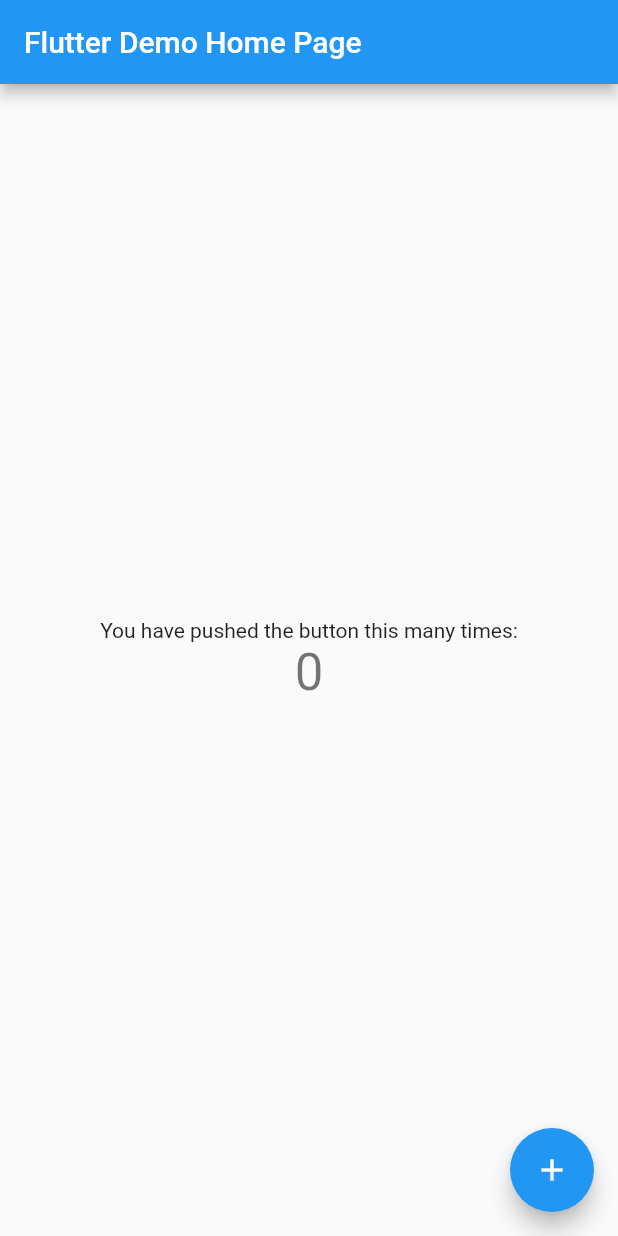
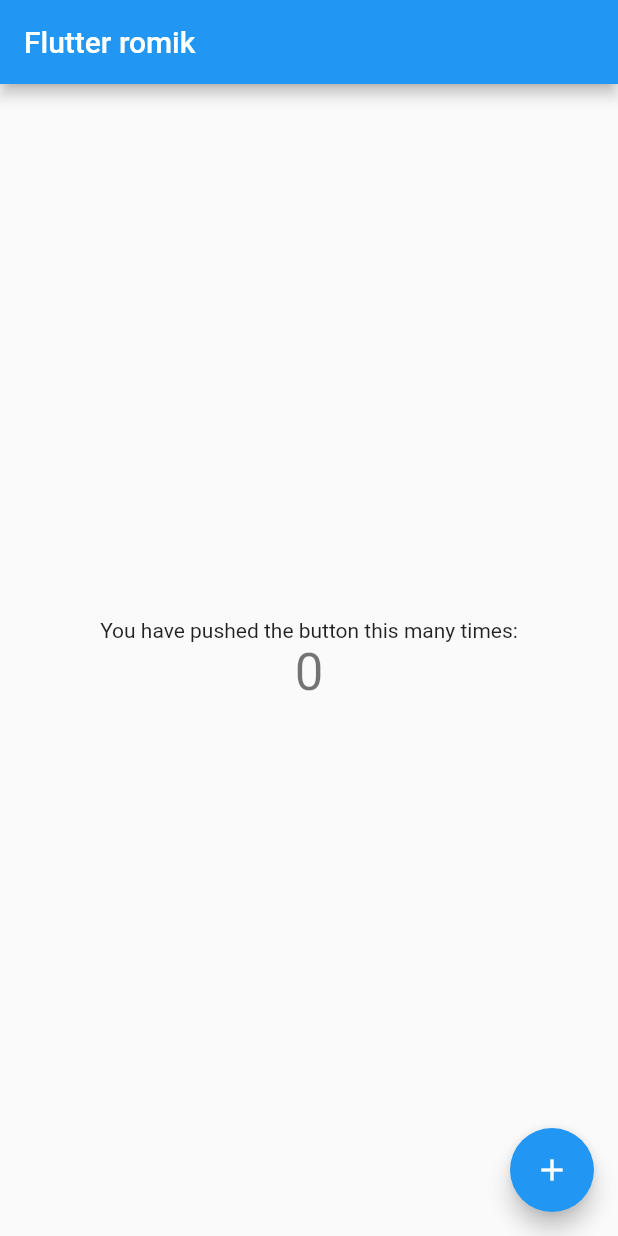
Before and after one commit to romiksutariya/romik_flutter_app, a Flutter app: the screen it shows after launch, on a phone screen of 412 x 824 dp. Run offline on Flutter 3.47's test engine with Material 2 defaults, Android fonts, the phone set to English and light mode, and no system bars.

Commit message:
Update main.dart

```diff
--- a/lib/main.dart
+++ b/lib/main.dart
@@ -24,7 +24,7 @@ class MyApp extends StatelessWidget {
         // is not restarted.
         primarySwatch: Colors.blue,
       ),
-      home: const MyHomePage(title: 'Flutter Demo Home Page'),
+      home: const MyHomePage(title: 'Flutter romik'),
     );
   }
 }
```
